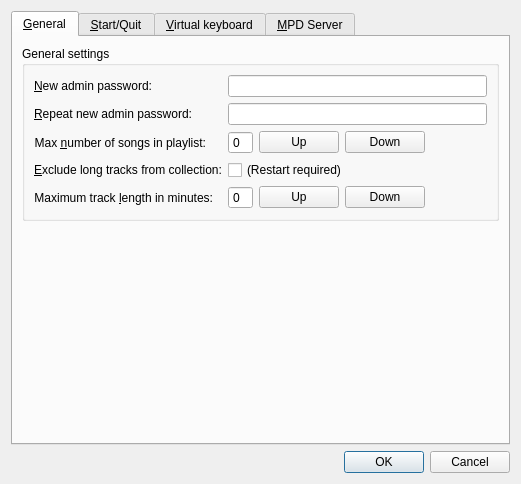
Above: src/settingsDialog.ui from thomaslundgaard/Pimp before the change. Below: the same form after it.
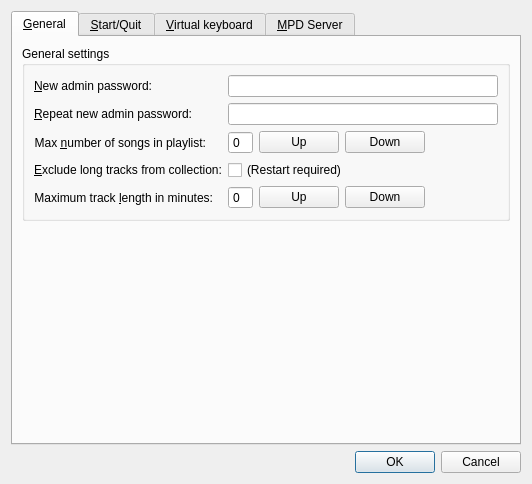
That is the form after the change.

Commit message: Bug fixed: Virtual keyboard activated on inactive tab in settings

The edit to the form file:
```diff
--- a/src/settingsDialog.ui
+++ b/src/settingsDialog.ui
@@ -6,7 +6,7 @@
    <rect>
     <x>0</x>
     <y>0</y>
-    <width>521</width>
+    <width>532</width>
     <height>484</height>
    </rect>
   </property>
```
Left out of the diff: 17 changed lines with no effect on the pictures. The commit also changes 1 other file.
